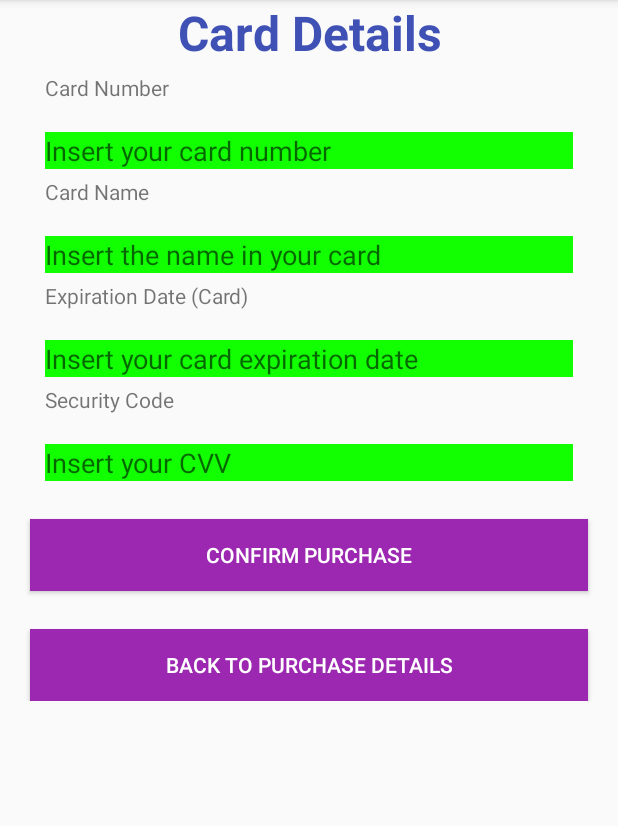
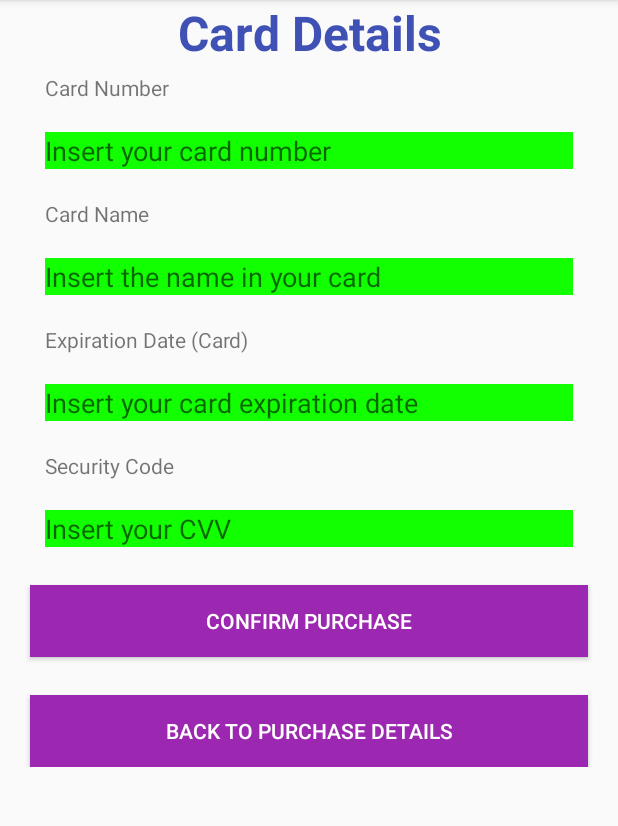
Before and after one commit to brendaliz/konClothes, an Android app: the CardDetails screen opened directly, with no data from a screen before it, on a phone screen of 412 x 824 dp, the part 84-910 px from its top. Run offline under Robolectric (Android 15) with nearby library versions, the phone set to English and light mode, and no system bars.

Commit message:
Adding some few margin at the top of some TextViews
Plus a little correction in one of the items of the strings file

```diff
--- a/app/src/main/res/layout/activity_card_details.xml
+++ b/app/src/main/res/layout/activity_card_details.xml
@@ -37,7 +37,8 @@
             <TextView
                 android:id="@+id/NameInCard"
                 style="@style/CardDetailsTextView"
-                android:text="@string/card_name" />
+                android:text="@string/card_name"
+                android:layout_marginTop="20dp"/>
 
             <EditText
                 android:id="@+id/nombre_tarjeta"
@@ -48,6 +49,7 @@
                 android:id="@+id/ExpDate"
                 style="@style/CardDetailsTextView"
                 android:text="@string/card_expiration_date"
+                android:layout_marginTop="20dp"
                 />
 
             <EditText
@@ -59,7 +61,8 @@
             <TextView
                 android:id="@+id/cVV"
                 style="@style/CardDetailsTextView"
-                android:text="@string/card_security_code" />
+                android:text="@string/card_security_code"
+                android:layout_marginTop="20dp"/>
 
             <EditText
                 android:id="@+id/safeCode"
--- a/app/src/main/res/values/strings.xml
+++ b/app/src/main/res/values/strings.xml
@@ -8,7 +8,7 @@
     <string name="nav_header_desc">Navigation header</string>
     <string name="action_settings">Settings</string>
     <string name="categories">Categories</string>
-    <string name="compras">Compras</string>
+    <string name="compras">Purchases</string>
     <string name="carrito">Shopping Cart</string>
     <string name="exit">Exit</string>
     <string name="username">Username</string>
```
Also changed, not shown: 1 other file.
